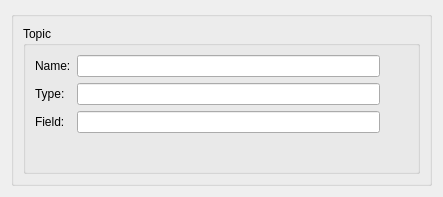
This is src/rqt_mrta/abstract_topic_monitor_widget.ui in adrianohrl/rqt_mrta as Qt 5 draws it before an edit. The edited form follows.
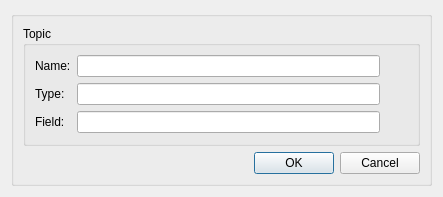
This is the edited form.

What changed in the file:
```diff
--- a/src/rqt_mrta/abstract_topic_monitor_widget.ui
+++ b/src/rqt_mrta/abstract_topic_monitor_widget.ui
@@ -125,6 +125,13 @@
         </layout>
        </widget>
       </item>
+      <item row="1" column="0">
+       <widget class="QDialogButtonBox" name="buttonBox">
+        <property name="standardButtons">
+         <set>QDialogButtonBox::Cancel|QDialogButtonBox::Ok</set>
+        </property>
+       </widget>
+      </item>
      </layout>
     </widget>
    </item>
```
